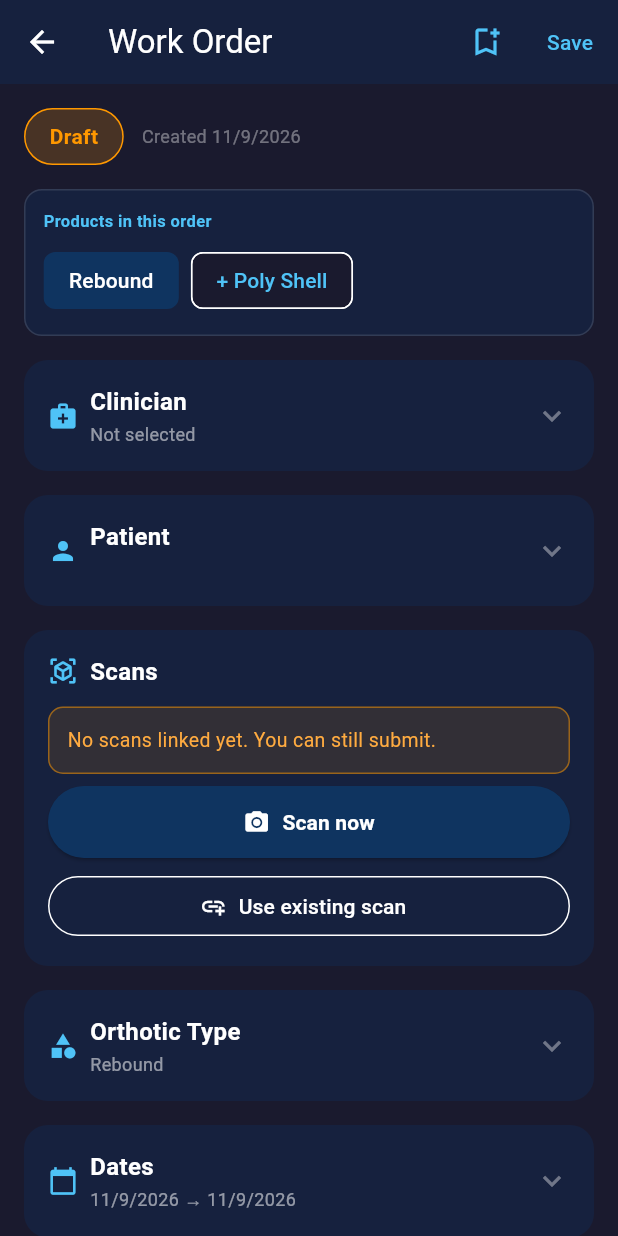
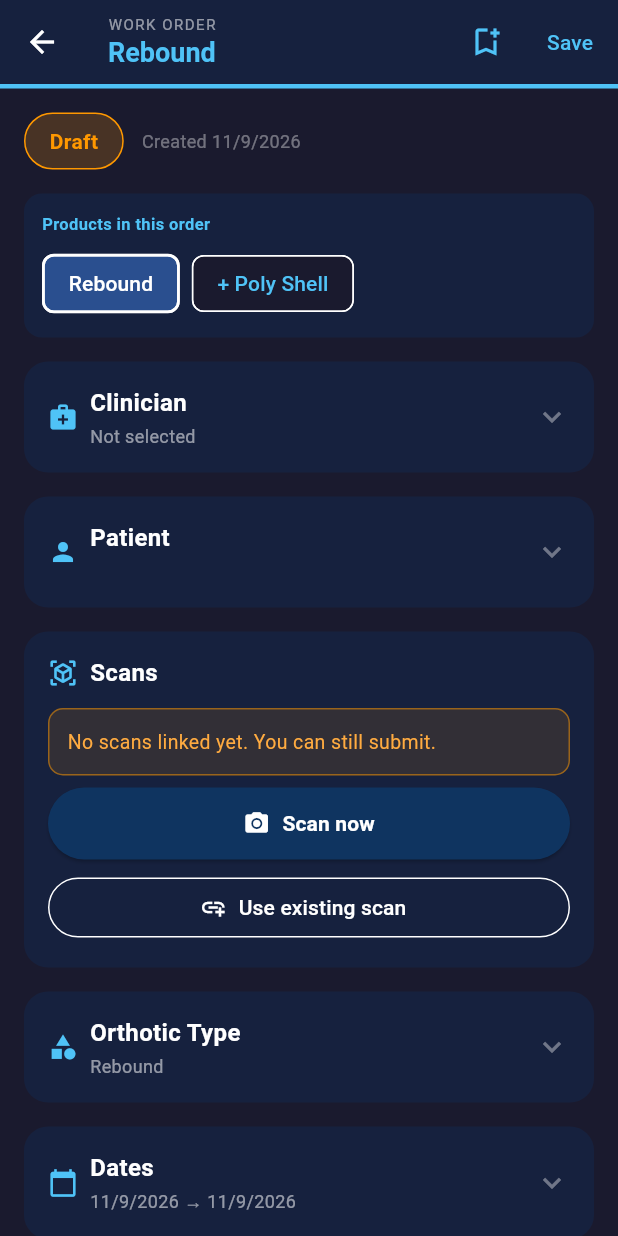
Before and after one commit to claborthotics-maker/orthoscan, a Flutter app: the WorkOrderScreen screen opened directly with empty values, on a phone screen of 412 x 824 dp. Run offline on Flutter 3.47's test engine with Material 3 defaults, Android fonts, the phone set to English and light mode, and no system bars; our stand-ins replace pdf, printing, share_plus, shared_preferences, sqflite; missing offline and left inert: dart:ffi; accounts and stored records are empty.

Commit message:
Packet UX, Partial Foot pricing notice, content-based names, product header
- Packet-wide quantity check, remove-product chip, grouped list rows, combined review/export
- Reload lists on every save (fixes stale/duplicate rows after pushReplacement)
- Partial Foot in-app pricing notice (never on the PDF)
- Work order names follow content: Rebound / Partial Foot / Rebound / Partial Foot / Poly Shell
- Lab sheet banner shows PARTIAL FOOT only when all active feet are partial
- Pinned header shows product name with color (Rebound blue, Poly Shell purple, Partial Foot yellow)
- Packet chips: active chip lighter with white outline

Co-Authored-By: Claude Sonnet 5.5 <noreply@anthropic.com>
Claude-Session: https://claude.ai/code/session_01BFaUktUwh6wNrZ5mb9cD7a

```diff
--- a/lib/screens/work_order_confirmation_screen.dart
+++ b/lib/screens/work_order_confirmation_screen.dart
@@ -443,6 +443,7 @@ class WorkOrderConfirmationScreen extends StatelessWidget {
             _row('Right', w.toeFillerCountRight > 0
                 ? '${w.toeFillerCountRight} toe filler${w.toeFillerCountRight > 1 ? "s" : ""}'
                 : 'Partial foot - no toe fillers'),
+          _row('Pricing', 'Partial Foot costs more than a standard Rebound.'),
         ]));
       }
       out.add(const SizedBox(height: 16));
--- a/lib/screens/work_order_screen.dart
+++ b/lib/screens/work_order_screen.dart
@@ -274,7 +274,7 @@ class _WorkOrderScreenState extends State<WorkOrderScreen> {
   }
 
   Future<void> _removeProduct(WorkOrder m) async {
-    final label = _productLabel(m.id == widget.workOrder.id ? _orthoticType : m.templateType);
+    final label = _memberLabel(m);
     final ok = await showDialog<bool>(
       context: context,
       builder: (ctx) => AlertDialog(
@@ -343,7 +343,6 @@ class _WorkOrderScreenState extends State<WorkOrderScreen> {
       decoration: BoxDecoration(
         color: const Color(0xFF16213E),
         borderRadius: BorderRadius.circular(12),
-        border: Border.all(color: Colors.white12),
       ),
       child: Column(
         crossAxisAlignment: CrossAxisAlignment.start,
@@ -357,12 +356,15 @@ class _WorkOrderScreenState extends State<WorkOrderScreen> {
             children: [
               for (final m in members)
                 InputChip(
-                  label: Text(_productLabel(m.id == wo.id ? _orthoticType : m.templateType),
+                  label: Text(_memberLabel(m),
                       style: const TextStyle(color: Colors.white)),
                   selected: m.id == wo.id,
                   showCheckmark: false,
-                  selectedColor: const Color(0xFF0F3460),
+                  selectedColor: const Color(0xFF2A4F8F),
                   backgroundColor: const Color(0xFF1A1A2E),
+                  side: m.id == wo.id
+                      ? const BorderSide(color: Colors.white, width: 1.8)
+                      : const BorderSide(color: Colors.white12),
                   deleteIconColor: Colors.white54,
                   onSelected: (_) {
                     if (m.id != wo.id) _openPacketMember(m);
@@ -581,11 +583,47 @@ class _WorkOrderScreenState extends State<WorkOrderScreen> {
     );
   }
 
+  // Name that follows what is actually on the order.
+  String _autoProductName() {
+    final t = _orthoticType;
+    if (t == null) return '';
+    if (t == TemplateType.polyShell) return 'Poly Shell';
+    final isPT = t == TemplateType.partialFoot;
+    final partials = <bool>[
+      if (_quantityLeft > 0) isPT || _isPartialFootLeft,
+      if (_quantityRight > 0) isPT || _isPartialFootRight,
+    ];
+    if (partials.isEmpty) partials.add(isPT || _isPartialFootLeft || _isPartialFootRight);
+    if (partials.every((p) => p)) return 'Partial Foot';
+    if (partials.any((p) => p)) return 'Rebound / Partial Foot';
+    return 'Rebound';
+  }
+
+  String _memberLabel(WorkOrder m) {
+    if (m.id == widget.workOrder.id) {
+      final a = _autoProductName();
+      return a.isNotEmpty ? a : _productLabel(_orthoticType);
+    }
+    return m.name.trim().isNotEmpty ? m.name.trim() : _productLabel(m.templateType);
+  }
+
+  Color _productColor() {
+    final n = _autoProductName();
+    if (n == 'Poly Shell') return const Color(0xFFBA68C8);
+    if (n == 'Partial Foot') return const Color(0xFFFFD54F);
+    if (n == 'Rebound / Partial Foot') return const Color(0xFF81C784);
+    return const Color(0xFF4FC3F7);
+  }
+
   void _applyStateToWorkOrder(WorkOrder wo) {
-    final autoType = _orthoticType;
     final typedName = _nameController.text.trim();
-    final autoName = autoType == null ? '' : DefaultTemplates.defaultNameForType(autoType);
-    wo.name = typedName.isNotEmpty ? typedName : (autoName.isNotEmpty ? autoName : 'Work Order');
+    final autoName = _autoProductName();
+    const standardNames = {
+      '', 'Rebound', 'Poly Shell', 'Partial Foot', 'Rebound / Partial Foot',
+      'Work Order', 'Untitled Work Order',
+    };
+    final keepCustom = typedName.isNotEmpty && !standardNames.contains(typedName);
+    wo.name = keepCustom ? typedName : (autoName.isNotEmpty ? autoName : 'Work Order');
     wo.scanFiles = List<String>.from(_linkedScans);
     wo.specialInstructions = _instructionsController.text;
     wo.status = _status;
@@ -774,7 +812,7 @@ class _WorkOrderScreenState extends State<WorkOrderScreen> {
       for (final m in others) {
         if (m.id == widget.workOrder.id) continue;
         if (m.quantityLeft == 0 && m.quantityRight == 0) {
-          errors.add('• ${_productLabel(m.templateType)}: quantity must be at least 1');
+          errors.add('• ${_memberLabel(m)}: quantity must be at least 1');
           otherProblem = true;
         }
       }
@@ -853,7 +891,7 @@ class _WorkOrderScreenState extends State<WorkOrderScreen> {
           packetOrders: packetOrders,
           packetLabels: _packetMembers.length > 1
               ? _packetMembers
-                  .map((m) => _productLabel(m.id == wo.id ? _orthoticType : m.templateType))
+                  .map((m) => _memberLabel(m))
                   .toList()
               : <String>[],
           onConfirm: () {            final now = DateTime.now();
@@ -1086,7 +1124,21 @@ class _WorkOrderScreenState extends State<WorkOrderScreen> {
         backgroundColor: Theme.of(context).scaffoldBackgroundColor,
         appBar: AppBar(
           backgroundColor: const Color(0xFF16213E),
-          title: const Text('Work Order', style: TextStyle(color: Colors.white)),
+          title: Column(
+            crossAxisAlignment: CrossAxisAlignment.start,
+            mainAxisSize: MainAxisSize.min,
+            children: [
+              const Text('WORK ORDER',
+                  style: TextStyle(color: Colors.white54, fontSize: 10, letterSpacing: 1)),
+              Text(_autoProductName().isNotEmpty ? _autoProductName() : 'Work Order',
+                  style: TextStyle(
+                      color: _productColor(), fontSize: 18, fontWeight: FontWeight.bold)),
+            ],
+          ),
+          bottom: PreferredSize(
+            preferredSize: const Size.fromHeight(3),
+            child: Container(height: 3, color: _productColor()),
+          ),
           iconTheme: const IconThemeData(color: Colors.white),
           leading: IconButton(
             icon: const Icon(Icons.arrow_back, color: Colors.white),
@@ -1448,8 +1500,33 @@ class _WorkOrderScreenState extends State<WorkOrderScreen> {
                   icon: Icons.accessibility_new,
                   isExpanded: _partialFootExpanded,
                   onToggle: () => setState(() => _partialFootExpanded = !_partialFootExpanded),
-                  summary: (_isPartialFootLeft || _isPartialFootRight) ? 'Yes' : 'No',
+                  summary: (_isPartialFootLeft || _isPartialFootRight || _isPartialFoot) ? 'Yes · costs more' : 'No',
                   child: Column(children: [
+                    if (_isPartialFootLeft || _isPartialFootRight || _isPartialFoot) ...[
+                      Container(
+                        width: double.infinity,
+                        padding: const EdgeInsets.all(12),
+                        decoration: BoxDecoration(
+                          color: Colors.amber.withOpacity(0.12),
+                          borderRadius: BorderRadius.circular(10),
+                          border: Border.all(color: Colors.amber.withOpacity(0.5)),
+                        ),
+                        child: const Row(
+                          crossAxisAlignment: CrossAxisAlignment.start,
+                          children: [
+                            Icon(Icons.attach_money, color: Colors.amber, size: 18),
+                            SizedBox(width: 8),
+                            Expanded(
+                              child: Text(
+                                'Partial Foot is a different product and costs more than a standard Rebound. This note is for you only and does not print on the lab sheet.',
+                                style: TextStyle(color: Colors.amber, fontSize: 12.5, height: 1.3),
+                              ),
+                            ),
+                          ],
+                        ),
+                      ),
+                      const SizedBox(height: 12),
+                    ],
                     if (_showLeftFoot)
                       PartialFootRow(
                         label: 'Left Foot is Partial',
--- a/lib/services/pdf_service.dart
+++ b/lib/services/pdf_service.dart
@@ -171,7 +171,7 @@ class PdfService {
       child: pw.Row(
         mainAxisAlignment: pw.MainAxisAlignment.spaceBetween,
         children: [
-          pw.Text(_typeName(wo.templateType).toUpperCase(),
+          pw.Text(_bannerName(wo).toUpperCase(),
               style: bld(15, color: PdfColors.white)),
           pw.Text(wo.quantityLabel, style: bld(12, color: PdfColors.white)),
         ],
@@ -471,6 +471,18 @@ class PdfService {
     return '${_fmtDate(d)} $hour:$min $ampm';
   }
 
+  static String _bannerName(WorkOrder wo) {
+    if (wo.templateType == null) return 'Unknown';
+    if (wo.templateType == TemplateType.polyShell) return 'Poly Shell';
+    final isPT = wo.templateType == TemplateType.partialFoot;
+    final partials = <bool>[
+      if (wo.quantityLeft > 0) isPT || wo.isPartialFootLeft,
+      if (wo.quantityRight > 0) isPT || wo.isPartialFootRight,
+    ];
+    if (partials.isNotEmpty && partials.every((p) => p)) return 'Partial Foot';
+    return 'Rebound';
+  }
+
   static String _typeName(TemplateType? type) {
     switch (type) {
       case TemplateType.rebound:
```
